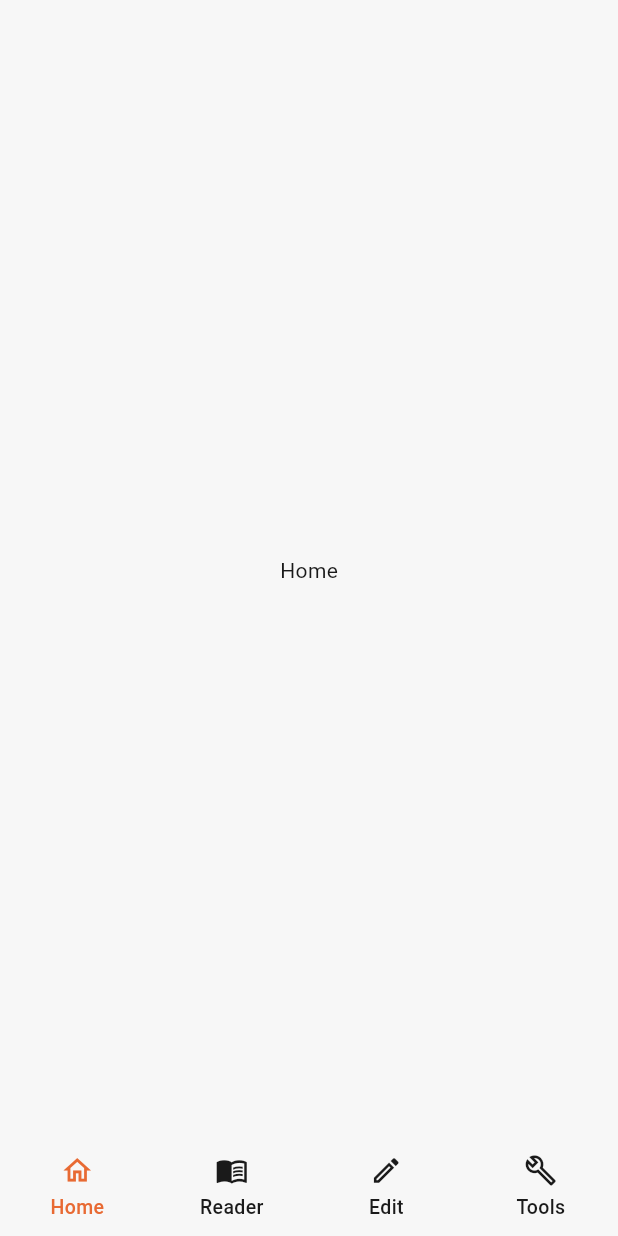
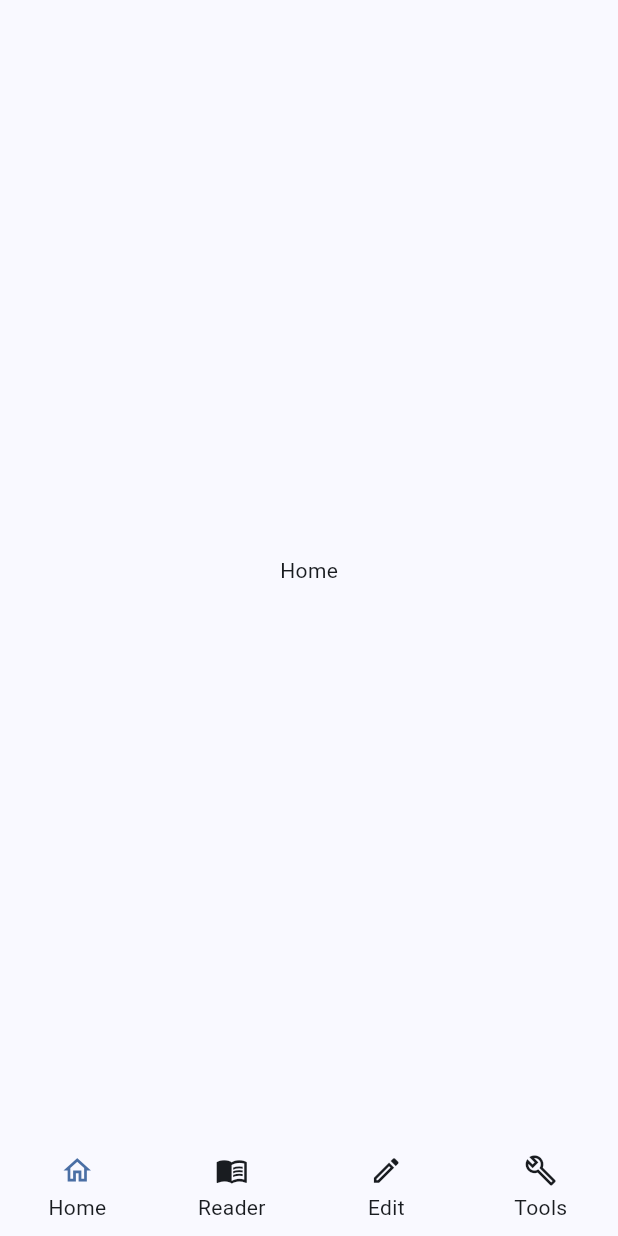
Before and after one commit to mpannu03/velin, a Flutter app: the screen it shows after launch, on a phone screen of 412 x 824 dp. Run offline on Flutter 3.47's test engine with Material 3 defaults, Android fonts, the phone set to English and light mode, and no system bars; our stand-ins replace file_picker, flutter_bloc, get_it, go_router, material_ui; missing offline and left inert: window_manager.

Commit message:
Cleanup theme

```diff
--- a/lib/app/theme/app_colors.dart
+++ b/lib/app/theme/app_colors.dart
@@ -1,19 +1,5 @@
 import 'package:material_ui/material_ui.dart';
 
 abstract final class AppColors {
-  static const lightBackground = Color(0xFFF7F7F7);
-  static const lightSurface = Color(0xFFFFFFFF);
-  static const lightSurfaceAlt = Color(0xFFE8E8E8);
-  static const lightBorder = Color(0xFFD9D9D9);
-  static const lightText = Color(0xFF1A1A1A);
-  static const lightTextSecondary = Color(0xFF6B6B6B);
-
-  static const darkBackground = Color(0xFF1C1C1C);
-  static const darkSurface = Color(0xFF252525);
-  static const darkSurfaceAlt = Color(0xFF303030);
-  static const darkBorder = Color(0xFF414141);
-  static const darkText = Color(0xFFF2F2F2);
-  static const darkTextSecondary = Color(0xFFAAAAAA);
-
-  static const velinAccent = Color(0xFFE86A33);
+  static const velinSeedColor = Color(0xFF4A6FA5);
 }
--- a/lib/app/theme/app_theme.dart
+++ b/lib/app/theme/app_theme.dart
@@ -1,49 +1,28 @@
 import 'package:material_ui/material_ui.dart';
 
 import 'app_colors.dart';
-import 'app_typography.dart';
 
 abstract final class AppTheme {
   static ThemeData light() {
+    final colorScheme = ColorScheme.fromSeed(
+      seedColor: AppColors.velinSeedColor,
+      primary: AppColors.velinSeedColor,
+    );
     return ThemeData(
       brightness: Brightness.light,
-      scaffoldBackgroundColor: AppColors.lightBackground,
-      colorScheme: const ColorScheme.light(
-        primary: AppColors.velinAccent,
-        surface: AppColors.lightSurface,
-        surfaceContainerHighest: AppColors.lightSurfaceAlt,
-        onSurface: AppColors.lightText,
-        onSurfaceVariant: AppColors.lightTextSecondary,
-      ),
-      dividerColor: AppColors.lightBorder,
-      textTheme: _textTheme(AppColors.lightText),
+      colorScheme: colorScheme,
     );
   }
 
   static ThemeData dark() {
+    final colorScheme = ColorScheme.fromSeed(
+      seedColor: AppColors.velinSeedColor,
+      primary: AppColors.velinSeedColor,
+      brightness: Brightness.dark
+    );
     return ThemeData(
       brightness: Brightness.dark,
-      scaffoldBackgroundColor: AppColors.darkBackground,
-      colorScheme: const ColorScheme.dark(
-        primary: AppColors.velinAccent,
-        surface: AppColors.darkSurface,
-        surfaceContainerHighest: AppColors.darkSurfaceAlt,
-        onSurface: AppColors.darkText,
-        onSurfaceVariant: AppColors.darkTextSecondary,
-      ),
-      dividerColor: AppColors.darkBorder,
-      textTheme: _textTheme(AppColors.darkText),
-    );
-  }
-
-  static TextTheme _textTheme(Color color) {
-    return TextTheme(
-      displaySmall: AppTypography.display.copyWith(color: color),
-      titleLarge: AppTypography.title.copyWith(color: color),
-      bodyLarge: AppTypography.bodyMedium.copyWith(color: color),
-      bodyMedium: AppTypography.body.copyWith(color: color),
-      labelLarge: AppTypography.label.copyWith(color: color),
-      bodySmall: AppTypography.caption.copyWith(color: color),
+      colorScheme: colorScheme
     );
   }
 }
--- a/lib/app/theme/app_typography.dart
+++ /dev/null
@@ -1,33 +0,0 @@
-import 'package:material_ui/material_ui.dart';
-
-abstract final class AppTypography {
-  static const display = TextStyle(
-    fontSize: 28,
-    fontWeight: FontWeight.w600,
-  );
-
-  static const title = TextStyle(
-    fontSize: 20,
-    fontWeight: FontWeight.w600,
-  );
-
-  static const body = TextStyle(
-    fontSize: 14,
-    fontWeight: FontWeight.w400,
-  );
-
-  static const bodyMedium = TextStyle(
-    fontSize: 14,
-    fontWeight: FontWeight.w500,
-  );
-
-  static const label = TextStyle(
-    fontSize: 13,
-    fontWeight: FontWeight.w500,
-  );
-
-  static const caption = TextStyle(
-    fontSize: 12,
-    fontWeight: FontWeight.w400,
-  );
-}
--- a/lib/app/theme/theme.dart
+++ b/lib/app/theme/theme.dart
@@ -3,4 +3,3 @@ export 'app_dimensions.dart';
 export 'app_radius.dart';
 export 'app_spacing.dart';
 export 'app_theme.dart';
-export 'app_typography.dart';
```
Also changed, not shown: lib/app/presentation/presentation.dart (deleted, +0 -30 lines), lib/app/theme/app_dimensions.dart (+2 -7 lines).
